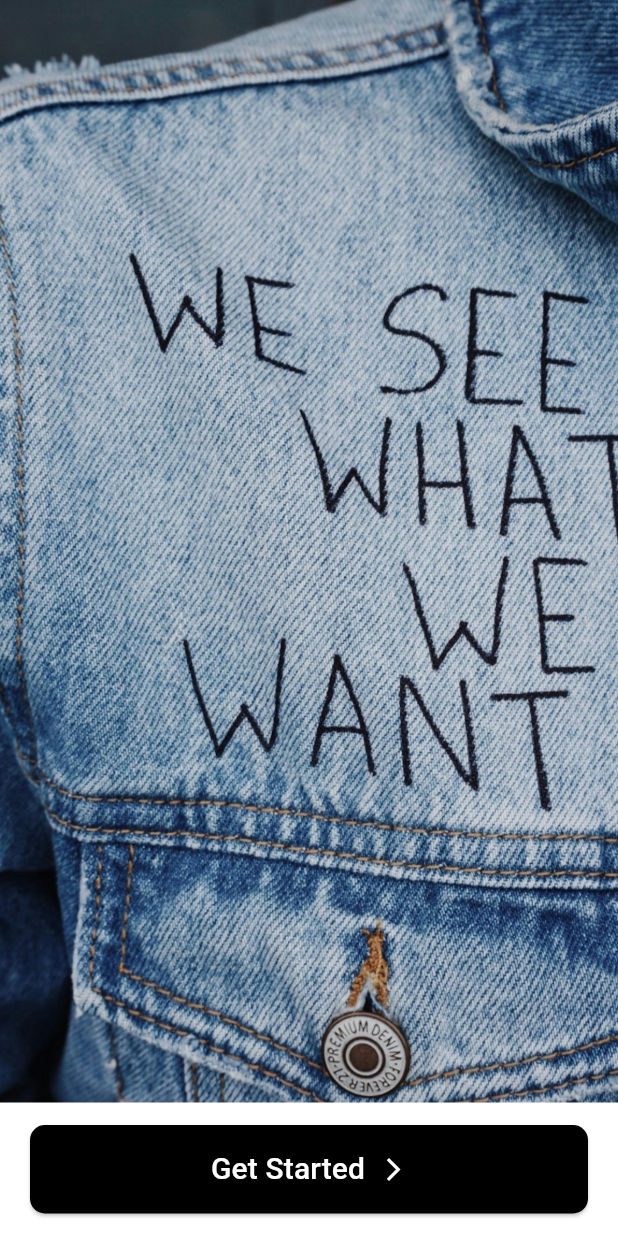
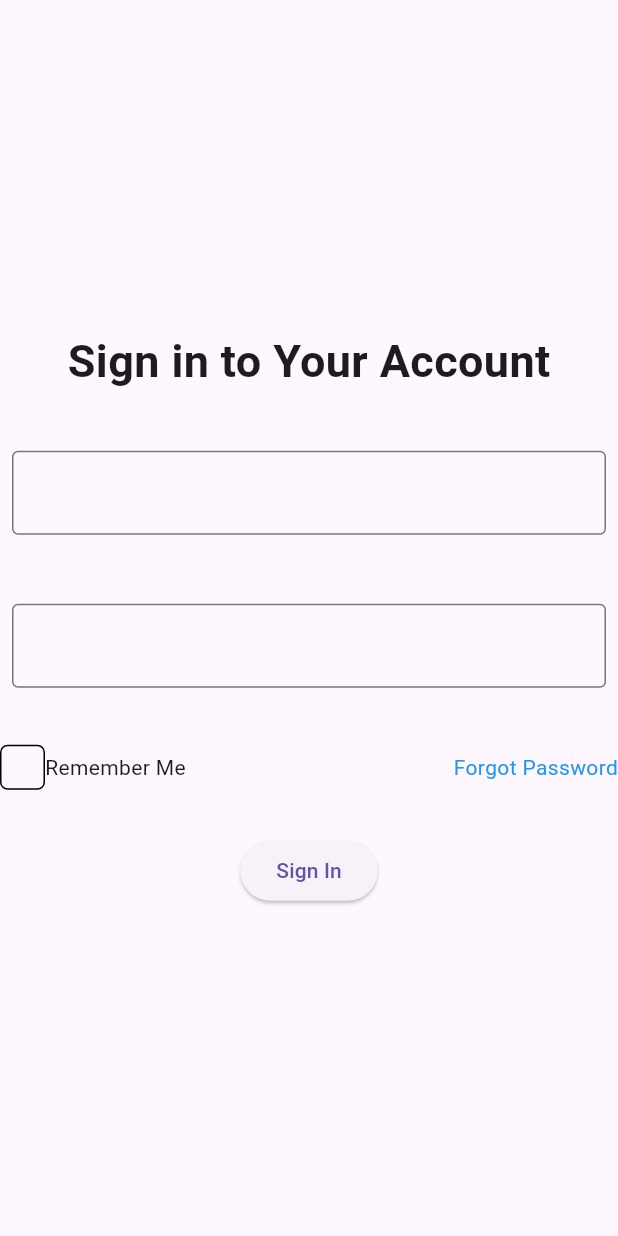
Before and after one commit to katlyzt/ui_build_hw, a Flutter app: the screen it shows after launch, on a phone screen of 412 x 824 dp. Run offline on Flutter 3.47's test engine with Material 3 defaults, Android fonts, the light colour scheme and no system bars.

Commit message:
dumb things

```diff
--- a/lib/main.dart
+++ b/lib/main.dart
@@ -1,5 +1,6 @@
 import 'package:flutter/material.dart';
 import 'package:ui_build_hw/view/clothing_store/initial_page/initial_page.dart';
+import 'package:ui_build_hw/view/login_ui/home_screen/home_screen.dart';
 
 /*void main() {
   runApp(MyApp());
@@ -1197,7 +1198,7 @@ class MyApp extends StatelessWidget {
   Widget build(BuildContext context) {
     return MaterialApp(
       debugShowCheckedModeBanner: false,
-      home: InitialPage(),
+      home: HomeScreen(),
     );
   }
 }
--- /dev/null
+++ b/lib/view/login_ui/home_screen/home_screen.dart
@@ -0,0 +1,53 @@
+import 'package:flutter/material.dart';
+
+class HomeScreen extends StatelessWidget {
+  const HomeScreen({super.key});
+
+  @override
+  Widget build(BuildContext context) {
+    return Scaffold(
+      body: loginUi(),
+    );
+  }
+}
+
+Widget loginUi() {
+  return Column(
+    spacing: 30,
+    mainAxisAlignment: MainAxisAlignment.center,
+    children: [
+      Text(
+        "Sign in to Your Account",
+        style: TextStyle(fontWeight: FontWeight.bold, fontSize: 30),
+      ),
+      Padding(
+        padding: const EdgeInsets.all(8.0),
+        child: TextField(
+            decoration: InputDecoration(border: OutlineInputBorder())),
+      ),
+      Padding(
+        padding: const EdgeInsets.all(8.0),
+        child: TextField(
+            decoration: InputDecoration(border: OutlineInputBorder())),
+      ),
+      Row(
+        mainAxisAlignment: MainAxisAlignment.spaceBetween,
+        children: [
+          Container(
+            width: 30,
+            height: 30,
+            decoration: BoxDecoration(
+                borderRadius: BorderRadius.circular(5),
+                border: Border.all(color: Colors.black)),
+          ),
+          Expanded(child: Text("Remember Me")),
+          Text(
+            "Forgot Password",
+            style: TextStyle(color: Colors.blue),
+          )
+        ],
+      ),
+      ElevatedButton(onPressed: () {}, child: Text("Sign In"))
+    ],
+  );
+}
```
